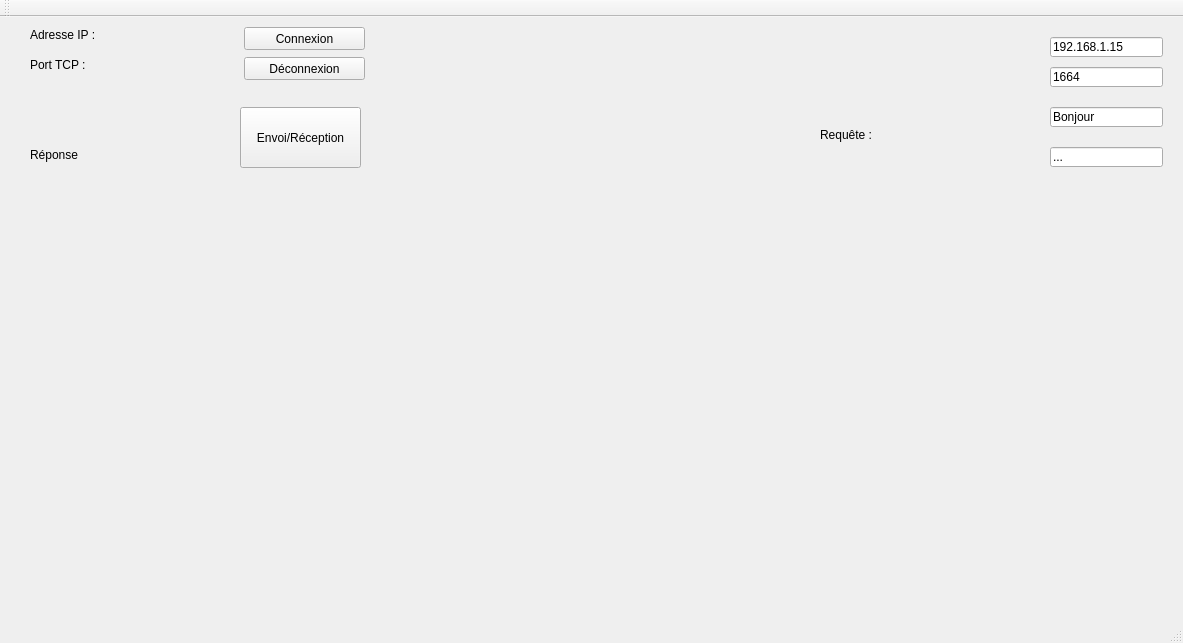
The window that mainwindow.ui (Smartineau901/marathon_rochelle) describes before a commit, drawn with Qt 5.
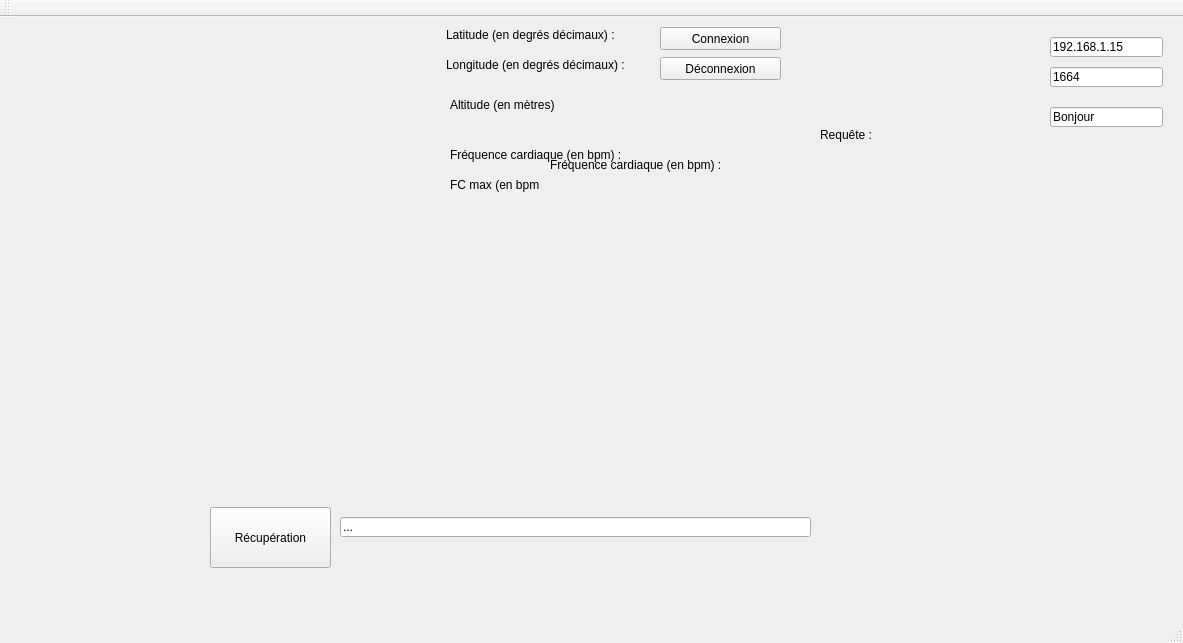
The same window after the commit.

Commit message: Timer + decodage de l'heure

```diff
--- a/mainwindow.ui
+++ b/mainwindow.ui
@@ -17,27 +17,27 @@
    <widget class="QLabel" name="label_1">
     <property name="geometry">
      <rect>
-      <x>30</x>
+      <x>446</x>
       <y>10</y>
-      <width>81</width>
+      <width>171</width>
       <height>16</height>
      </rect>
     </property>
     <property name="text">
-     <string>Adresse IP :</string>
+     <string>Latitude (en degrés décimaux) :</string>
     </property>
    </widget>
    <widget class="QLabel" name="label_2">
     <property name="geometry">
      <rect>
-      <x>30</x>
+      <x>446</x>
       <y>40</y>
-      <width>81</width>
+      <width>191</width>
       <height>16</height>
      </rect>
     </property>
     <property name="text">
-     <string>Port TCP :</string>
+     <string>Longitude (en degrés décimaux) :</string>
     </property>
    </widget>
    <widget class="QLabel" name="label_3">
@@ -95,22 +95,22 @@
    <widget class="QLabel" name="label_4">
     <property name="geometry">
      <rect>
-      <x>30</x>
-      <y>130</y>
-      <width>51</width>
+      <x>450</x>
+      <y>80</y>
+      <width>191</width>
       <height>16</height>
      </rect>
     </property>
     <property name="text">
-     <string>Réponse :</string>
+     <string>Altitude (en mètres)</string>
     </property>
    </widget>
    <widget class="QLineEdit" name="lineEdit_reponse">
     <property name="geometry">
      <rect>
-      <x>1050</x>
-      <y>130</y>
-      <width>113</width>
+      <x>340</x>
+      <y>500</y>
+      <width>471</width>
       <height>20</height>
      </rect>
     </property>
@@ -121,7 +121,7 @@
    <widget class="QPushButton" name="connexionButton">
     <property name="geometry">
      <rect>
-      <x>244</x>
+      <x>660</x>
       <y>10</y>
       <width>121</width>
       <height>23</height>
@@ -134,7 +134,7 @@
    <widget class="QPushButton" name="deconnexionButton">
     <property name="geometry">
      <rect>
-      <x>244</x>
+      <x>660</x>
       <y>40</y>
       <width>121</width>
       <height>23</height>
@@ -147,14 +147,53 @@
    <widget class="QPushButton" name="envoiButton">
     <property name="geometry">
      <rect>
-      <x>240</x>
-      <y>90</y>
+      <x>210</x>
+      <y>490</y>
       <width>121</width>
       <height>61</height>
      </rect>
     </property>
     <property name="text">
-     <string>Envoi/Réception</string>
+     <string>Récupération</string>
+    </property>
+   </widget>
+   <widget class="QLabel" name="label_5">
+    <property name="geometry">
+     <rect>
+      <x>450</x>
+      <y>130</y>
+      <width>191</width>
+      <height>16</height>
+     </rect>
+    </property>
+    <property name="text">
+     <string>Fréquence cardiaque (en bpm) :</string>
+    </property>
+   </widget>
+   <widget class="QLabel" name="label_6">
+    <property name="geometry">
+     <rect>
+      <x>450</x>
+      <y>160</y>
+      <width>191</width>
+      <height>16</height>
+     </rect>
+    </property>
+    <property name="text">
+     <string>FC max (en bpm</string>
+    </property>
+   </widget>
+   <widget class="QLabel" name="label_7">
+    <property name="geometry">
+     <rect>
+      <x>550</x>
+      <y>140</y>
+      <width>191</width>
+      <height>16</height>
+     </rect>
+    </property>
+    <property name="text">
+     <string>Fréquence cardiaque (en bpm) :</string>
     </property>
    </widget>
   </widget>
```
The commit also changes 2 other files.
